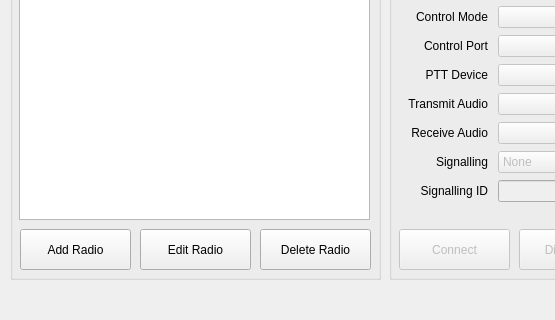
The window that console-server/serverwindow.ui (W3AXL/python-radio-console) describes before a commit, drawn with Qt 5; both pictures show x 0 to 555 and y 120 to 440 of the 800 by 440 pixel window.
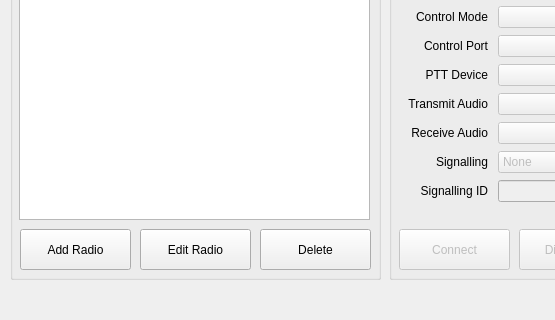
The same window after the commit.

The edit to the form file:
```diff
--- a/console-server/serverwindow.ui
+++ b/console-server/serverwindow.ui
@@ -90,7 +90,7 @@
       </rect>
      </property>
      <property name="text">
-      <string>Delete Radio</string>
+      <string>Delete</string>
      </property>
     </widget>
    </widget>
```
